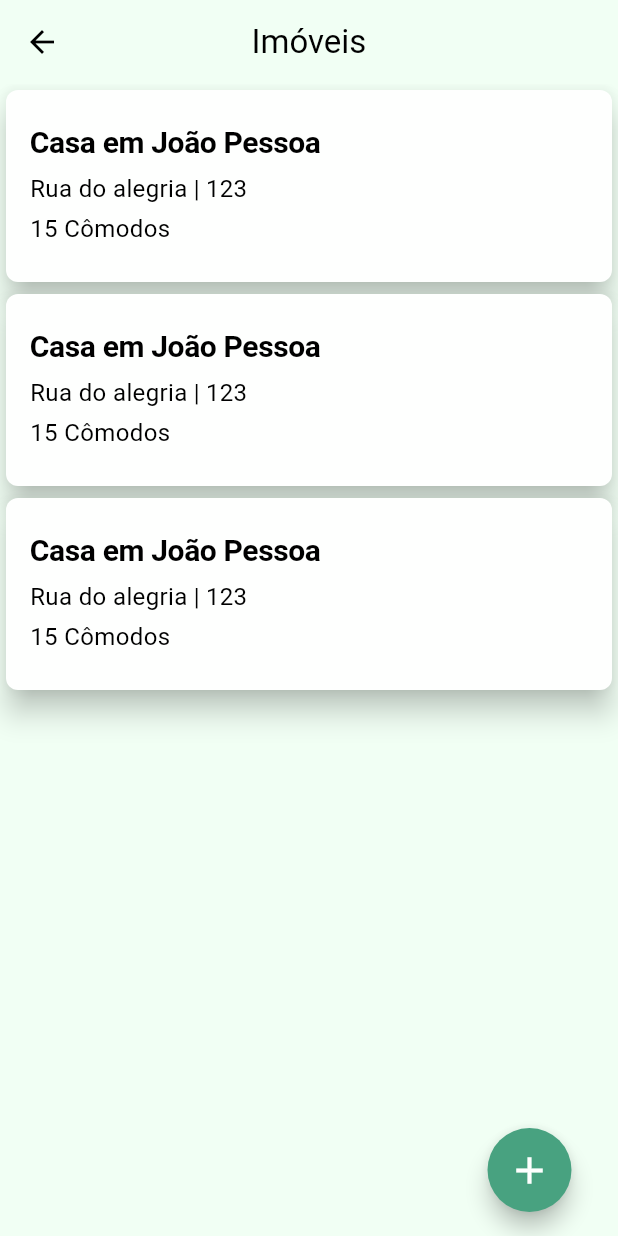
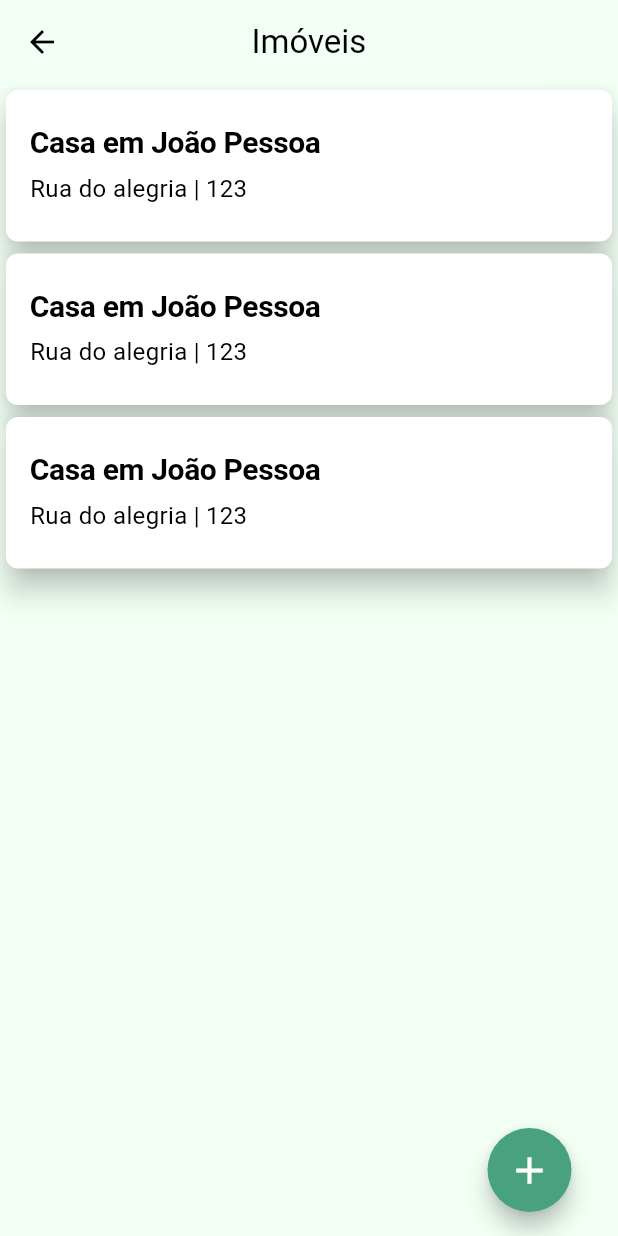
Before and after one commit to moisescunhapimentel/trabalho-pratico3-prog4, a Flutter app: the ImoveisScreen screen opened directly, on a phone screen of 412 x 824 dp. Run offline on Flutter 3.47's test engine with Material 3 defaults, Android fonts, the phone set to English and light mode, and no system bars; our stand-ins replace drift, mask_text_input_formatter; accounts and stored records are empty; generated files the repository leaves out were written again; Roboto replaces fonts that are missing (Concert One); statements that could not run were skipped.

Commit message:
atualizar imovelItemCard, remover numcomodos

```diff
--- a/lib/ui/screens/imoveis_screen.dart
+++ b/lib/ui/screens/imoveis_screen.dart
@@ -2,6 +2,7 @@ import 'package:flutter/material.dart';
 import 'package:trabalho3/ui/widgets/icone_flutuante_button.dart';
 import 'package:trabalho3/ui/widgets/imovel_item_card.dart';
 import 'package:trabalho3/ui/screens/formulario_imovel_screen.dart';
+import 'package:trabalho3/ui/widgets/menu_suspenso_button.dart';
 
 class ImoveisScreen extends StatelessWidget {
   const ImoveisScreen({super.key});
@@ -18,19 +19,16 @@ class ImoveisScreen extends StatelessWidget {
             nomeImovel: 'Casa em João Pessoa',
             rua: 'Rua do alegria',
             numImovel: '123',
-            numComodos: 15,
           ),
           ImovelItemCard(
             nomeImovel: 'Casa em João Pessoa',
             rua: 'Rua do alegria',
             numImovel: '123',
-            numComodos: 15,
           ),
           ImovelItemCard(
             nomeImovel: 'Casa em João Pessoa',
             rua: 'Rua do alegria',
             numImovel: '123',
-            numComodos: 15,
           ),
         ],
       ),
--- a/lib/ui/widgets/imovel_item_card.dart
+++ b/lib/ui/widgets/imovel_item_card.dart
@@ -5,13 +5,13 @@ class ImovelItemCard extends StatelessWidget {
   final String nomeImovel;
   final String rua;
   final String numImovel;
-  final int numComodos;
+
   const ImovelItemCard(
       {super.key,
       required this.nomeImovel,
       required this.rua,
       required this.numImovel,
-      required this.numComodos});
+    });
 
   @override
   Widget build(BuildContext context) {
@@ -43,10 +43,7 @@ class ImovelItemCard extends StatelessWidget {
                         Text(numImovel),
                       ],
                     ),
-                    const SizedBox(height: 4),
-                    Text(
-                      '$numComodos Cômodos',
-                    ),
+
                   ],
                 ),
 
```
